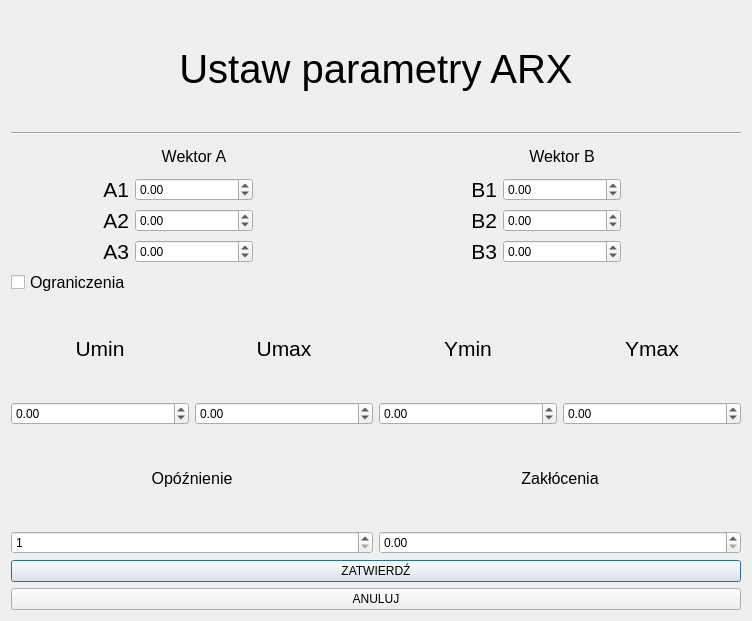
First picture: the form in ui/arx_set_param.ui, repository KacperSkowronski33/PKPROJEKT, before the edit.
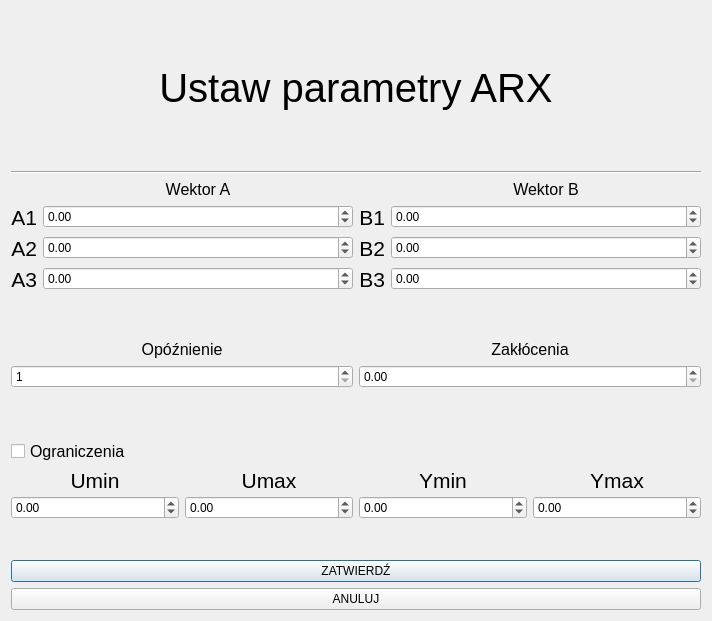
Second picture: the form after the edit.

Patch:
```diff
--- a/ui/arx_set_param.ui
+++ b/ui/arx_set_param.ui
@@ -6,231 +6,252 @@
    <rect>
     <x>0</x>
     <y>0</y>
-    <width>752</width>
+    <width>712</width>
     <height>621</height>
    </rect>
   </property>
   <property name="windowTitle">
    <string>Dialog</string>
   </property>
-  <layout class="QGridLayout" name="gridLayout_8">
+  <layout class="QGridLayout" name="gridLayout_5">
    <item row="0" column="0">
-    <layout class="QGridLayout" name="gridLayout_7">
-     <item row="3" column="0" colspan="2">
-      <layout class="QGridLayout" name="gridLayout">
-       <item row="0" column="3">
-        <widget class="QLabel" name="label_16">
+    <widget class="QLabel" name="label">
+     <property name="font">
+      <font>
+       <pointsize>30</pointsize>
+      </font>
+     </property>
+     <property name="text">
+      <string>Ustaw parametry ARX</string>
+     </property>
+     <property name="textFormat">
+      <enum>Qt::AutoText</enum>
+     </property>
+     <property name="alignment">
+      <set>Qt::AlignCenter</set>
+     </property>
+    </widget>
+   </item>
+   <item row="7" column="0">
+    <layout class="QGridLayout" name="gridLayout_2">
+     <item row="0" column="0">
+      <widget class="QLabel" name="label_12">
+       <property name="maximumSize">
+        <size>
+         <width>16777215</width>
+         <height>20</height>
+        </size>
+       </property>
+       <property name="font">
+        <font>
+         <pointsize>16</pointsize>
+        </font>
+       </property>
+       <property name="text">
+        <string>Umin</string>
+       </property>
+       <property name="alignment">
+        <set>Qt::AlignCenter</set>
+       </property>
+      </widget>
+     </item>
+     <item row="0" column="1">
+      <widget class="QLabel" name="label_15">
+       <property name="maximumSize">
+        <size>
+         <width>16777215</width>
+         <height>20</height>
+        </size>
+       </property>
+       <property name="font">
+        <font>
+         <pointsize>16</pointsize>
+        </font>
+       </property>
+       <property name="text">
+        <string>Umax</string>
+       </property>
+       <property name="alignment">
+        <set>Qt::AlignCenter</set>
+       </property>
+      </widget>
+     </item>
+     <item row="0" column="2">
+      <widget class="QLabel" name="label_13">
+       <property name="maximumSize">
+        <size>
+         <width>16777215</width>
+         <height>20</height>
+        </size>
+       </property>
+       <property name="font">
+        <font>
+         <pointsize>16</pointsize>
+        </font>
+       </property>
+       <property name="text">
+        <string>Ymin</string>
+       </property>
+       <property name="alignment">
+        <set>Qt::AlignCenter</set>
+       </property>
+      </widget>
+     </item>
+     <item row="0" column="3">
+      <widget class="QLabel" name="label_16">
+       <property name="maximumSize">
+        <size>
+         <width>16777215</width>
+         <height>20</height>
+        </size>
+       </property>
+       <property name="font">
+        <font>
+         <pointsize>16</pointsize>
+        </font>
+       </property>
+       <property name="text">
+        <string>Ymax</string>
+       </property>
+       <property name="alignment">
+        <set>Qt::AlignCenter</set>
+       </property>
+      </widget>
+     </item>
+     <item row="1" column="0">
+      <widget class="QDoubleSpinBox" name="umin_param">
+       <property name="enabled">
+        <bool>true</bool>
+       </property>
+       <property name="minimum">
+        <double>-99.989999999999995</double>
+       </property>
+      </widget>
+     </item>
+     <item row="1" column="1">
+      <widget class="QDoubleSpinBox" name="umax_param">
+       <property name="minimum">
+        <double>-99.989999999999995</double>
+       </property>
+      </widget>
+     </item>
+     <item row="1" column="2">
+      <widget class="QDoubleSpinBox" name="ymin_param">
+       <property name="minimum">
+        <double>-99.989999999999995</double>
+       </property>
+      </widget>
+     </item>
+     <item row="1" column="3">
+      <widget class="QDoubleSpinBox" name="ymax_param">
+       <property name="minimum">
+        <double>-99.989999999999995</double>
+       </property>
+      </widget>
+     </item>
+    </layout>
+   </item>
+   <item row="9" column="0">
+    <layout class="QGridLayout" name="gridLayout_3">
+     <item row="0" column="0">
+      <widget class="QPushButton" name="zatwierdz_button">
+       <property name="text">
+        <string>ZATWIERDŹ</string>
+       </property>
+      </widget>
+     </item>
+     <item row="1" column="0">
+      <widget class="QPushButton" name="anuluj_button">
+       <property name="text">
+        <string>ANULUJ</string>
+       </property>
+      </widget>
+     </item>
+    </layout>
+   </item>
+   <item row="3" column="0">
+    <layout class="QGridLayout" name="gridLayout_4">
+     <item row="0" column="0">
+      <widget class="QLabel" name="label_10">
+       <property name="maximumSize">
+        <size>
+         <width>16777215</width>
+         <height>20</height>
+        </size>
+       </property>
+       <property name="font">
+        <font>
+         <pointsize>12</pointsize>
+        </font>
+       </property>
+       <property name="text">
+        <string>Opóźnienie</string>
+       </property>
+       <property name="alignment">
+        <set>Qt::AlignCenter</set>
+       </property>
+      </widget>
+     </item>
+     <item row="0" column="1">
+      <widget class="QLabel" name="label_11">
+       <property name="maximumSize">
+        <size>
+         <width>16777215</width>
+         <height>20</height>
+        </size>
+       </property>
+       <property name="font">
+        <font>
+         <pointsize>12</pointsize>
+        </font>
+       </property>
+       <property name="text">
+        <string>Zakłócenia</string>
+       </property>
+       <property name="alignment">
+        <set>Qt::AlignCenter</set>
+       </property>
+      </widget>
+     </item>
+     <item row="1" column="0">
+      <widget class="QSpinBox" name="opoznienie_param">
+       <property name="minimum">
+        <number>1</number>
+       </property>
+      </widget>
+     </item>
+     <item row="1" column="1">
+      <widget class="QDoubleSpinBox" name="zaklocenia_param"/>
+     </item>
+    </layout>
+   </item>
+   <item row="2" column="0">
+    <layout class="QGridLayout" name="gridLayout">
+     <item row="0" column="0">
+      <layout class="QFormLayout" name="formLayout">
+       <item row="1" column="0">
+        <widget class="QLabel" name="label_4">
          <property name="font">
           <font>
            <pointsize>16</pointsize>
           </font>
          </property>
          <property name="text">
-          <string>Ymax</string>
+          <string>A1</string>
          </property>
          <property name="alignment">
-          <set>Qt::AlignCenter</set>
+          <set>Qt::AlignRight|Qt::AlignTrailing|Qt::AlignVCenter</set>
          </property>
         </widget>
        </item>
        <item row="1" column="1">
-        <widget class="QDoubleSpinBox" name="umax_param">
-         <property name="minimum">
-          <double>-99.989999999999995</double>
-         </property>
-        </widget>
-       </item>
-       <item row="0" column="2">
-        <widget class="QLabel" name="label_13">
-         <property name="font">
-          <font>
-           <pointsize>16</pointsize>
-          </font>
-         </property>
-         <property name="text">
-          <string>Ymin</string>
-         </property>
-         <property name="alignment">
-          <set>Qt::AlignCenter</set>
-         </property>
-        </widget>
-       </item>
-       <item row="1" column="2">
-        <widget class="QDoubleSpinBox" name="ymin_param">
-         <property name="minimum">
-          <double>-99.989999999999995</double>
-         </property>
-        </widget>
-       </item>
-       <item row="1" column="3">
-        <widget class="QDoubleSpinBox" name="ymax_param">
-         <property name="minimum">
-          <double>-99.989999999999995</double>
-         </property>
-        </widget>
-       </item>
-       <item row="0" column="0">
-        <widget class="QLabel" name="label_12">
-         <property name="font">
-          <font>
-           <pointsize>16</pointsize>
-          </font>
-         </property>
-         <property name="text">
-          <string>Umin</string>
-         </property>
-         <property name="alignment">
-          <set>Qt::AlignCenter</set>
-         </property>
-        </widget>
-       </item>
-       <item row="1" column="0">
-        <widget class="QDoubleSpinBox" name="umin_param">
-         <property name="enabled">
-          <bool>true</bool>
-         </property>
-         <property name="minimum">
-          <double>-99.989999999999995</double>
-         </property>
-        </widget>
-       </item>
-       <item row="0" column="1">
-        <widget class="QLabel" name="label_15">
-         <property name="font">
-          <font>
-           <pointsize>16</pointsize>
-          </font>
-         </property>
-         <property name="text">
-          <string>Umax</string>
-         </property>
-         <property name="alignment">
-          <set>Qt::AlignCenter</set>
-         </property>
-        </widget>
-       </item>
-      </layout>
-     </item>
-     <item row="0" column="0" colspan="2">
-      <layout class="QGridLayout" name="gridLayout_4">
-       <item row="0" column="0">
-        <widget class="QLabel" name="label">
-         <property name="font">
-          <font>
-           <pointsize>30</pointsize>
-          </font>
-         </property>
-         <property name="text">
-          <string>Ustaw parametry ARX</string>
-         </property>
-         <property name="textFormat">
-          <enum>Qt::AutoText</enum>
-         </property>
-         <property name="alignment">
-          <set>Qt::AlignCenter</set>
-         </property>
-        </widget>
-       </item>
-       <item row="1" column="0">
-        <widget class="Line" name="line">
-         <property name="orientation">
-          <enum>Qt::Horizontal</enum>
-         </property>
-        </widget>
-       </item>
-      </layout>
-     </item>
-     <item row="2" column="0" colspan="2">
-      <widget class="QCheckBox" name="czyLimit_check">
-       <property name="font">
-        <font>
-         <pointsize>12</pointsize>
-        </font>
-       </property>
-       <property name="layoutDirection">
-        <enum>Qt::LeftToRight</enum>
-       </property>
-       <property name="text">
-        <string>Ograniczenia</string>
-       </property>
-       <property name="tristate">
-        <bool>false</bool>
-       </property>
-      </widget>
-     </item>
-     <item row="5" column="0" colspan="2">
-      <layout class="QGridLayout" name="gridLayout_5">
-       <item row="0" column="0">
-        <widget class="QPushButton" name="zatwierdz_button">
-         <property name="text">
-          <string>ZATWIERDŹ</string>
-         </property>
-        </widget>
-       </item>
-       <item row="1" column="0">
-        <widget class="QPushButton" name="anuluj_button">
-         <property name="text">
-          <string>ANULUJ</string>
-         </property>
-        </widget>
-       </item>
-      </layout>
-     </item>
-     <item row="1" column="0">
-      <layout class="QGridLayout" name="gridLayout_2">
-       <item row="4" column="1">
-        <widget class="QDoubleSpinBox" name="a3_param">
-         <property name="minimum">
-          <double>-99.989999999999995</double>
-         </property>
-        </widget>
-       </item>
-       <item row="2" column="1">
         <widget class="QDoubleSpinBox" name="a1_param">
          <property name="minimum">
           <double>-99.989999999999995</double>
          </property>
         </widget>
        </item>
-       <item row="2" column="2">
-        <spacer name="horizontalSpacer">
-         <property name="orientation">
-          <enum>Qt::Horizontal</enum>
-         </property>
-         <property name="sizeType">
-          <enum>QSizePolicy::Fixed</enum>
-         </property>
-         <property name="sizeHint" stdset="0">
-          <size>
-           <width>120</width>
-           <height>20</height>
-          </size>
-         </property>
-        </spacer>
-       </item>
-       <item row="4" column="0">
-        <widget class="QLabel" name="label_6">
-         <property name="font">
-          <font>
-           <pointsize>16</pointsize>
-          </font>
-         </property>
-         <property name="text">
-          <string>A3</string>
-         </property>
-         <property name="alignment">
-          <set>Qt::AlignRight|Qt::AlignTrailing|Qt::AlignVCenter</set>
-         </property>
-        </widget>
-       </item>
-       <item row="3" column="1">
-        <widget class="QDoubleSpinBox" name="a2_param">
-         <property name="minimum">
-          <double>-99.989999999999995</double>
-         </property>
-        </widget>
-       </item>
-       <item row="3" column="0">
+       <item row="2" column="0">
         <widget class="QLabel" name="label_5">
          <property name="font">
           <font>
@@ -245,23 +266,43 @@
          </property>
         </widget>
        </item>
-       <item row="2" column="0">
-        <widget class="QLabel" name="label_4">
+       <item row="2" column="1">
+        <widget class="QDoubleSpinBox" name="a2_param">
+         <property name="minimum">
+          <double>-99.989999999999995</double>
+         </property>
+        </widget>
+       </item>
+       <item row="3" column="0">
+        <widget class="QLabel" name="label_6">
          <property name="font">
           <font>
            <pointsize>16</pointsize>
           </font>
          </property>
          <property name="text">
-          <string>A1</string>
+          <string>A3</string>
          </property>
          <property name="alignment">
           <set>Qt::AlignRight|Qt::AlignTrailing|Qt::AlignVCenter</set>
          </property>
         </widget>
        </item>
-       <item row="1" column="1">
+       <item row="3" column="1">
+        <widget class="QDoubleSpinBox" name="a3_param">
+         <property name="minimum">
+          <double>-99.989999999999995</double>
+         </property>
+        </widget>
+       </item>
+       <item row="0" column="1">
         <widget class="QLabel" name="label_2">
+         <property name="maximumSize">
+          <size>
+           <width>16777215</width>
+           <height>20</height>
+          </size>
+         </property>
          <property name="font">
           <font>
            <pointsize>12</pointsize>
@@ -277,105 +318,52 @@
        </item>
       </layout>
      </item>
-     <item row="4" column="0" colspan="2">
-      <layout class="QGridLayout" name="gridLayout_6">
-       <item row="1" column="0">
-        <widget class="QSpinBox" name="opoznienie_param">
-         <property name="minimum">
-          <number>1</number>
-         </property>
-        </widget>
-       </item>
+     <item row="0" column="1">
+      <layout class="QFormLayout" name="formLayout_2">
        <item row="0" column="1">
-        <widget class="QLabel" name="label_11">
-         <property name="font">
-          <font>
-           <pointsize>12</pointsize>
-          </font>
+        <widget class="QLabel" name="label_3">
+         <property name="maximumSize">
+          <size>
+           <width>16777215</width>
+           <height>20</height>
+          </size>
          </property>
-         <property name="text">
-          <string>Zakłócenia</string>
-         </property>
-         <property name="alignment">
-          <set>Qt::AlignCenter</set>
-         </property>
-        </widget>
-       </item>
-       <item row="0" column="0">
-        <widget class="QLabel" name="label_10">
          <property name="font">
           <font>
            <pointsize>12</pointsize>
           </font>
          </property>
          <property name="text">
-          <string>Opóźnienie</string>
+          <string>Wektor B</string>
          </property>
          <property name="alignment">
           <set>Qt::AlignCenter</set>
          </property>
         </widget>
        </item>
-       <item row="1" column="1">
-        <widget class="QDoubleSpinBox" name="zaklocenia_param"/>
-       </item>
-      </layout>
-     </item>
-     <item row="1" column="1">
-      <layout class="QGridLayout" name="gridLayout_3">
-       <item row="4" column="0">
-        <widget class="QLabel" name="label_9">
+       <item row="1" column="0">
+        <widget class="QLabel" name="label_7">
          <property name="font">
           <font>
            <pointsize>16</pointsize>
           </font>
          </property>
          <property name="text">
-          <string>B3</string>
+          <string>B1</string>
          </property>
          <property name="alignment">
           <set>Qt::AlignRight|Qt::AlignTrailing|Qt::AlignVCenter</set>
          </property>
         </widget>
        </item>
-       <item row="2" column="1">
+       <item row="1" column="1">
         <widget class="QDoubleSpinBox" name="b1_param">
          <property name="minimum">
           <double>-99.989999999999995</double>
          </property>
         </widget>
        </item>
-       <item row="2" column="2">
-        <spacer name="horizontalSpacer_2">
-         <property name="orientation">
-          <enum>Qt::Horizontal</enum>
-         </property>
-         <property name="sizeType">
-          <enum>QSizePolicy::Fixed</enum>
-         </property>
-         <property name="sizeHint" stdset="0">
-          <size>
-           <width>120</width>
-           <height>20</height>
-          </size>
-         </property>
-        </spacer>
-       </item>
-       <item row="4" column="1">
-        <widget class="QDoubleSpinBox" name="b3_param">
-         <property name="minimum">
-          <double>-99.989999999999995</double>
-         </property>
-        </widget>
-       </item>
-       <item row="3" column="1">
-        <widget class="QDoubleSpinBox" name="b2_param">
-         <property name="minimum">
-          <double>-99.989999999999995</double>
-         </property>
-        </widget>
-       </item>
-       <item row="3" column="0">
+       <item row="2" column="0">
         <widget class="QLabel" name="label_8">
          <property name="font">
           <font>
@@ -390,33 +378,32 @@
          </property>
         </widget>
        </item>
-       <item row="2" column="0">
-        <widget class="QLabel" name="label_7">
+       <item row="2" column="1">
+        <widget class="QDoubleSpinBox" name="b2_param">
+         <property name="minimum">
+          <double>-99.989999999999995</double>
+         </property>
+        </widget>
+       </item>
+       <item row="3" column="0">
+        <widget class="QLabel" name="label_9">
          <property name="font">
           <font>
            <pointsize>16</pointsize>
           </font>
          </property>
          <property name="text">
-          <string>B1</string>
+          <string>B3</string>
          </property>
          <property name="alignment">
           <set>Qt::AlignRight|Qt::AlignTrailing|Qt::AlignVCenter</set>
          </property>
         </widget>
        </item>
-       <item row="1" column="1">
-        <widget class="QLabel" name="label_3">
-         <property name="font">
-          <font>
-           <pointsize>12</pointsize>
-          </font>
-         </property>
-         <property name="text">
-          <string>Wektor B</string>
-         </property>
-         <property name="alignment">
-          <set>Qt::AlignCenter</set>
+       <item row="3" column="1">
+        <widget class="QDoubleSpinBox" name="b3_param">
+         <property name="minimum">
+          <double>-99.989999999999995</double>
          </property>
         </widget>
        </item>
@@ -424,6 +411,69 @@
      </item>
     </layout>
    </item>
+   <item row="5" column="0">
+    <widget class="QCheckBox" name="czyLimit_check">
+     <property name="minimumSize">
+      <size>
+       <width>0</width>
+       <height>20</height>
+      </size>
+     </property>
+     <property name="font">
+      <font>
+       <pointsize>12</pointsize>
+      </font>
+     </property>
+     <property name="layoutDirection">
+      <enum>Qt::LeftToRight</enum>
+     </property>
+     <property name="text">
+      <string>Ograniczenia</string>
+     </property>
+     <property name="tristate">
+      <bool>false</bool>
+     </property>
+    </widget>
+   </item>
+   <item row="1" column="0">
+    <widget class="Line" name="line">
+     <property name="orientation">
+      <enum>Qt::Horizontal</enum>
+     </property>
+    </widget>
+   </item>
+   <item row="4" column="0">
+    <spacer name="verticalSpacer">
+     <property name="orientation">
+      <enum>Qt::Vertical</enum>
+     </property>
+     <property name="sizeType">
+      <enum>QSizePolicy::Fixed</enum>
+     </property>
+     <property name="sizeHint" stdset="0">
+      <size>
+       <width>20</width>
+       <height>45</height>
+      </size>
+     </property>
+    </spacer>
+   </item>
+   <item row="8" column="0">
+    <spacer name="verticalSpacer_2">
+     <property name="orientation">
+      <enum>Qt::Vertical</enum>
+     </property>
+     <property name="sizeType">
+      <enum>QSizePolicy::Fixed</enum>
+     </property>
+     <property name="sizeHint" stdset="0">
+      <size>
+       <width>20</width>
+       <height>35</height>
+      </size>
+     </property>
+    </spacer>
+   </item>
   </layout>
  </widget>
  <resources/>
```
